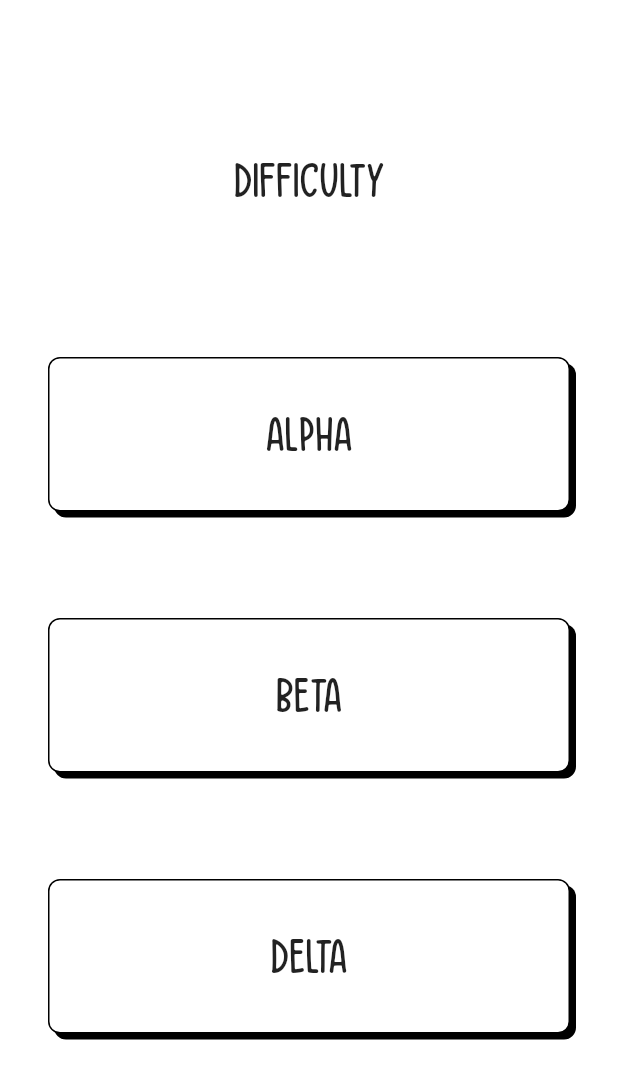
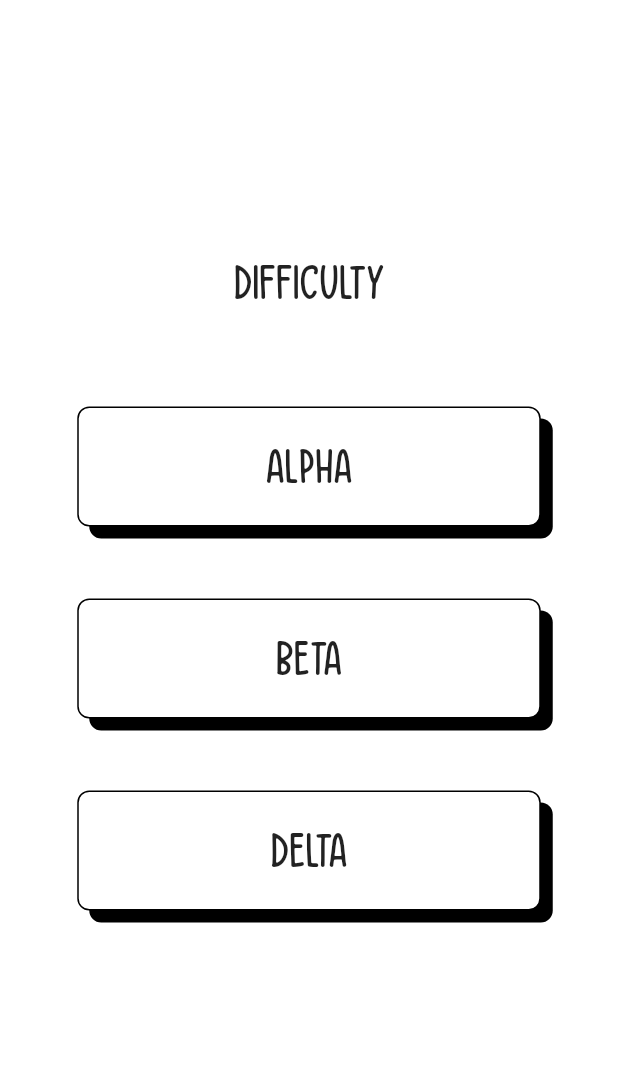
Before and after one commit to dylan-develop/leave_me_alone, a Flutter app: the DifficultiesPage screen opened by its route, on a phone screen of 412 x 824 dp. Shown: the top 1079 px of the screen. Run offline on Flutter 3.47's test engine with Material 2 defaults, Android fonts, the phone set to English and light mode, and no system bars; our stand-ins replace beamer, bloc, equatable, flutter_bloc, flutter_svg.

Commit message:
Update difficulties page layout

```diff
--- a/lib/components/app_elevated_button.dart
+++ b/lib/components/app_elevated_button.dart
@@ -6,6 +6,7 @@ class AppElevatedButton extends StatefulWidget {
   final String title;
   final String fontFamily;
   final double fontSize;
+  final double? offset;
   final Function onTap;
   final Function(bool value)? onHover;
 
@@ -16,6 +17,7 @@ class AppElevatedButton extends StatefulWidget {
     required this.title,
     this.fontFamily = 'HandWriting',
     this.fontSize = 24,
+    this.offset,
     required this.onTap,
     this.onHover,
   }) : super(key: key);
@@ -38,8 +40,8 @@ class _AppElevatedButtonState extends State<AppElevatedButton> {
         clipBehavior: Clip.none,
         children: [
           Positioned(
-            left: _isDesktop ? 8 : 4,
-            top: _isDesktop ? 8 : 4,
+            left: widget.offset ?? (_isDesktop ? 8 : 4),
+            top: widget.offset ?? (_isDesktop ? 8 : 4),
             child: Container(
               decoration: BoxDecoration(
                 color: Colors.black,
@@ -51,16 +53,8 @@ class _AppElevatedButtonState extends State<AppElevatedButton> {
           ),
           AnimatedPositioned(
             duration: const Duration(milliseconds: 200),
-            left: _onHover
-                ? _isDesktop
-                    ? 8
-                    : 4
-                : 0,
-            top: _onHover
-                ? _isDesktop
-                    ? 8
-                    : 4
-                : 0,
+            left: _onHover ? widget.offset ?? (_isDesktop ? 8 : 4) : 0,
+            top: _onHover ? widget.offset ?? (_isDesktop ? 8 : 4) : 0,
             child: MouseRegion(
               cursor: SystemMouseCursors.click,
               onEnter: (event) {
--- a/lib/screens/difficulties.dart
+++ b/lib/screens/difficulties.dart
@@ -17,7 +17,7 @@ class DifficultiesPage extends StatefulWidget {
 }
 
 class _DifficultiesPageState extends State<DifficultiesPage> {
-  bool _showLevelDescription = false;
+  bool _showDescription = false;
   String _levelDescription = '';
 
   String getLevelDescription(PuzzleDifficulty difficulty) {
@@ -37,147 +37,110 @@ class _DifficultiesPageState extends State<DifficultiesPage> {
 
     return PageContainer(
       child: ResponsiveLayoutBuilder(
-        mobile: Container(
-          margin: const EdgeInsets.symmetric(
+        mobile: Center(
+          child: SingleChildScrollView(
+            padding: const EdgeInsets.symmetric(
               horizontal: 32,
             ),
             child: Column(
-            mainAxisAlignment: MainAxisAlignment.center,
+              mainAxisAlignment: MainAxisAlignment.spaceAround,
               mainAxisSize: MainAxisSize.min,
+              crossAxisAlignment: CrossAxisAlignment.center,
               children: [
-              Expanded(
-                child: Column(
-                  mainAxisAlignment: MainAxisAlignment.spaceEvenly,
-                  children: [
-                    const Text(
-                      'DIFFICULTY',
-                      style: TextStyle(
-                        fontFamily: 'ThinkBig',
+                Container(
+                  margin: const EdgeInsets.only(bottom: 16),
+                  child: const _DifficultyTitle(
                     fontSize: 32,
                   ),
-                      textAlign: TextAlign.center,
                 ),
-                    AnimatedOpacity(
-                      opacity: _showLevelDescription ? 1 : 0,
-                      duration: const Duration(milliseconds: 500),
-                      child: Text(
-                        _levelDescription,
-                        style: const TextStyle(
-                          fontFamily: 'HandWriting',
+                Container(
+                  margin: const EdgeInsets.only(bottom: 24),
+                  child: _DifficultyDescription(
+                    description: _levelDescription,
+                    visible: _showDescription,
                     fontSize: 24,
                   ),
-                        textAlign: TextAlign.center,
                 ),
+                for (final difficulty in PuzzleDifficulty.values)
+                  _DifficultyButton(
+                    minWidth: 309,
+                    height: 80,
+                    title: difficulty.name,
+                    fontSize: 32,
+                    onHover: (bool value) {
+                      setState(() {
+                        _showDescription = value;
+                      });
+                      _levelDescription = getLevelDescription(difficulty);
+                    },
+                    onTap: () {
+                      context
+                          .read<PuzzleBloc>()
+                          .add(PuzzleInitialized(difficulty: difficulty));
+                      context.beamToNamed('/puzzle');
+                    },
                   ),
               ],
             ),
           ),
-              for (final level in PuzzleDifficulty.values)
-                Expanded(
-                  child: LayoutBuilder(
-                    builder: (context, constraints) {
-                      return AppElevatedButton(
-                        width: constraints.maxWidth,
-                        height: _screenHeight * 0.125,
-                        title: level.name,
-                        fontSize: 32,
-                        fontFamily: 'ThinkBig',
-                        onTap: () {
-                          context.beamToNamed('/puzzle');
-                          context
-                              .read<PuzzleBloc>()
-                              .add(PuzzleInitialized(difficulty: level));
-                        },
-                        onHover: (bool value) {
-                          setState(() {
-                            if (value) {
-                              _showLevelDescription = true;
-                            } else {
-                              _showLevelDescription = false;
-                            }
-                          });
-                          _levelDescription = getLevelDescription(level);
-                        },
-                      );
-                    },
         ),
+        desktop: Padding(
+          padding: EdgeInsets.symmetric(
+            vertical: 64 * _screenHeight / 1024,
           ),
-            ],
-          ),
-        ),
-        desktop: Row(
+          child: Row(
             children: [
               Expanded(
                 flex: 3,
                 child: Container(),
               ),
               Expanded(
-              flex: 5,
+                flex: 4,
+                child: SingleChildScrollView(
                   child: Column(
                     mainAxisAlignment: MainAxisAlignment.center,
                     mainAxisSize: MainAxisSize.min,
+                    crossAxisAlignment: CrossAxisAlignment.center,
                     children: [
-                  Expanded(
-                    child: Column(
-                      mainAxisAlignment: MainAxisAlignment.spaceEvenly,
-                      children: [
-                        Text(
-                          'DIFFICULTY',
-                          style: TextStyle(
-                            fontFamily: 'ThinkBig',
+                      Container(
+                        margin: EdgeInsets.only(
+                          bottom: 24 * _screenHeight / 1024,
+                        ),
+                        child: _DifficultyTitle(
                           fontSize: min(72, 72 * _screenHeight / 1024),
                         ),
-                          textAlign: TextAlign.center,
                       ),
-                        AnimatedOpacity(
-                          opacity: _showLevelDescription ? 1 : 0,
-                          duration: const Duration(milliseconds: 500),
-                          child: Text(
-                            _levelDescription,
-                            style: TextStyle(
-                              fontFamily: 'HandWriting',
+                      Container(
+                        margin: EdgeInsets.only(
+                          bottom: 64 * _screenHeight / 1024,
+                        ),
+                        child: _DifficultyDescription(
+                          description: _levelDescription,
+                          visible: _showDescription,
                           fontSize: min(36, 36 * _screenHeight / 1024),
                         ),
-                            textAlign: TextAlign.center,
                       ),
+                      for (final difficulty in PuzzleDifficulty.values)
+                        _DifficultyButton(
+                          minWidth: 416,
+                          height: min(100, 100 * _screenHeight / 1024),
+                          title: difficulty.name,
+                          fontSize: min(48, 48 * _screenHeight / 1024),
+                          onHover: (bool value) {
+                            setState(() {
+                              _showDescription = value;
+                            });
+                            _levelDescription = getLevelDescription(difficulty);
+                          },
+                          onTap: () {
+                            context
+                                .read<PuzzleBloc>()
+                                .add(PuzzleInitialized(difficulty: difficulty));
+                            context.beamToNamed('/puzzle');
+                          },
                         ),
                     ],
                   ),
-                  ),
-                  for (final level in PuzzleDifficulty.values)
-                    Expanded(
-                      child: Container(
-                        margin: const EdgeInsets.symmetric(horizontal: 64),
-                        child: LayoutBuilder(
-                          builder: (context, constraints) {
-                            return AppElevatedButton(
-                              width: constraints.maxWidth,
-                              height: _screenHeight * 0.125,
-                              title: level.name,
-                              fontSize: min(48, 48 * _screenHeight / 1024),
-                              fontFamily: 'ThinkBig',
-                              onTap: () {
-                                context.beamToNamed('/puzzle');
-                                context
-                                    .read<PuzzleBloc>()
-                                    .add(PuzzleInitialized(difficulty: level));
-                              },
-                              onHover: (bool value) {
-                                setState(() {
-                                  if (value) {
-                                    _showLevelDescription = true;
-                                  } else {
-                                    _showLevelDescription = false;
-                                  }
-                                });
-                                _levelDescription = getLevelDescription(level);
-                              },
-                            );
-                          },
-                        ),
-                      ),
-                    ),
-                ],
                 ),
               ),
               Expanded(
@@ -187,6 +150,103 @@ class _DifficultiesPageState extends State<DifficultiesPage> {
             ],
           ),
         ),
+      ),
     );
   }
 }
+
+class _DifficultyTitle extends StatelessWidget {
+  final double fontSize;
+
+  const _DifficultyTitle({
+    Key? key,
+    required this.fontSize,
+  }) : super(key: key);
+
+  @override
+  Widget build(BuildContext context) {
+    return Text(
+      'DIFFICULTY',
+      style: TextStyle(
+        fontFamily: 'ThinkBig',
+        fontSize: fontSize,
+      ),
+      textAlign: TextAlign.center,
+    );
+  }
+}
+
+class _DifficultyDescription extends StatelessWidget {
+  final String description;
+  final bool visible;
+  final double fontSize;
+
+  const _DifficultyDescription({
+    Key? key,
+    required this.description,
+    required this.visible,
+    required this.fontSize,
+  }) : super(key: key);
+
+  @override
+  Widget build(BuildContext context) {
+    return AnimatedOpacity(
+      opacity: visible ? 1 : 0,
+      duration: const Duration(milliseconds: 500),
+      child: Text(
+        description,
+        style: TextStyle(
+          fontFamily: 'HandWriting',
+          fontSize: fontSize,
+        ),
+        textAlign: TextAlign.center,
+      ),
+    );
+  }
+}
+
+class _DifficultyButton extends StatelessWidget {
+  final double minWidth;
+  final double height;
+  final String title;
+  final double fontSize;
+  final Function onTap;
+  final Function(bool value) onHover;
+
+  const _DifficultyButton({
+    Key? key,
+    required this.minWidth,
+    required this.height,
+    required this.title,
+    required this.fontSize,
+    required this.onTap,
+    required this.onHover,
+  }) : super(key: key);
+
+  @override
+  Widget build(BuildContext context) {
+    return Container(
+      margin: const EdgeInsets.only(
+        bottom: 48,
+      ),
+      child: LayoutBuilder(
+        builder: (context, constraints) {
+          return AppElevatedButton(
+            width: min(minWidth, constraints.maxWidth),
+            height: height,
+            title: title,
+            fontSize: fontSize,
+            fontFamily: 'ThinkBig',
+            offset: 8,
+            onTap: () {
+              onTap.call();
+            },
+            onHover: (bool value) {
+              onHover.call(value);
+            },
+          );
+        },
+      ),
+    );
+  }
+}
```
Lines whose indentation alone changed are shown as unchanged.
